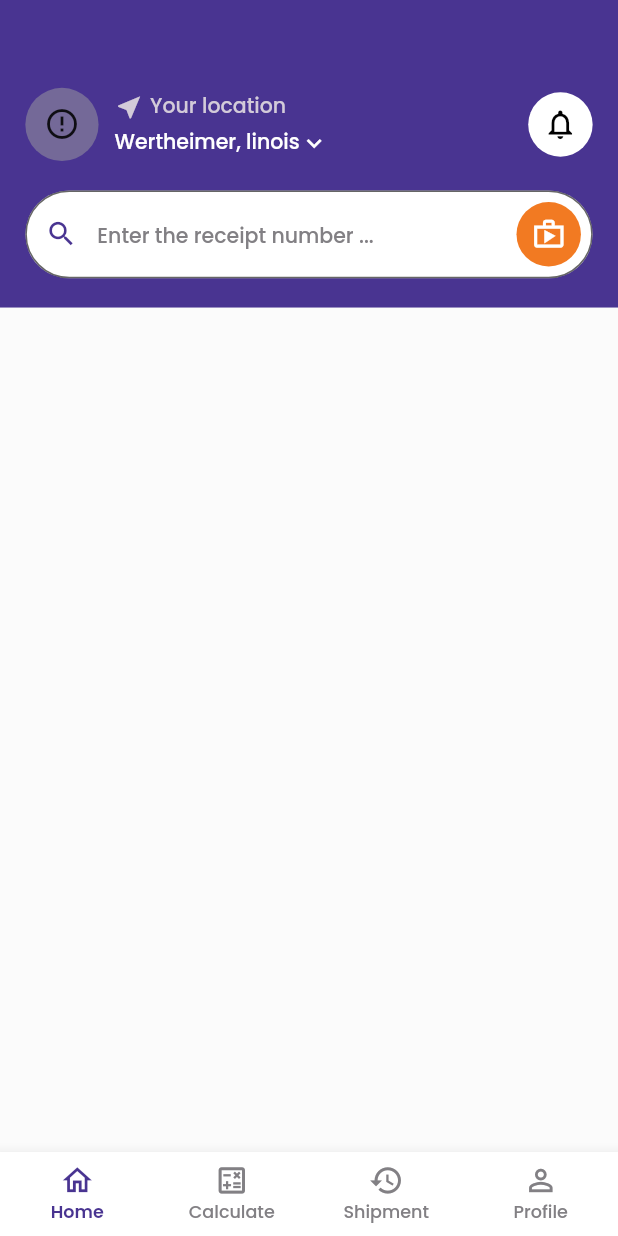
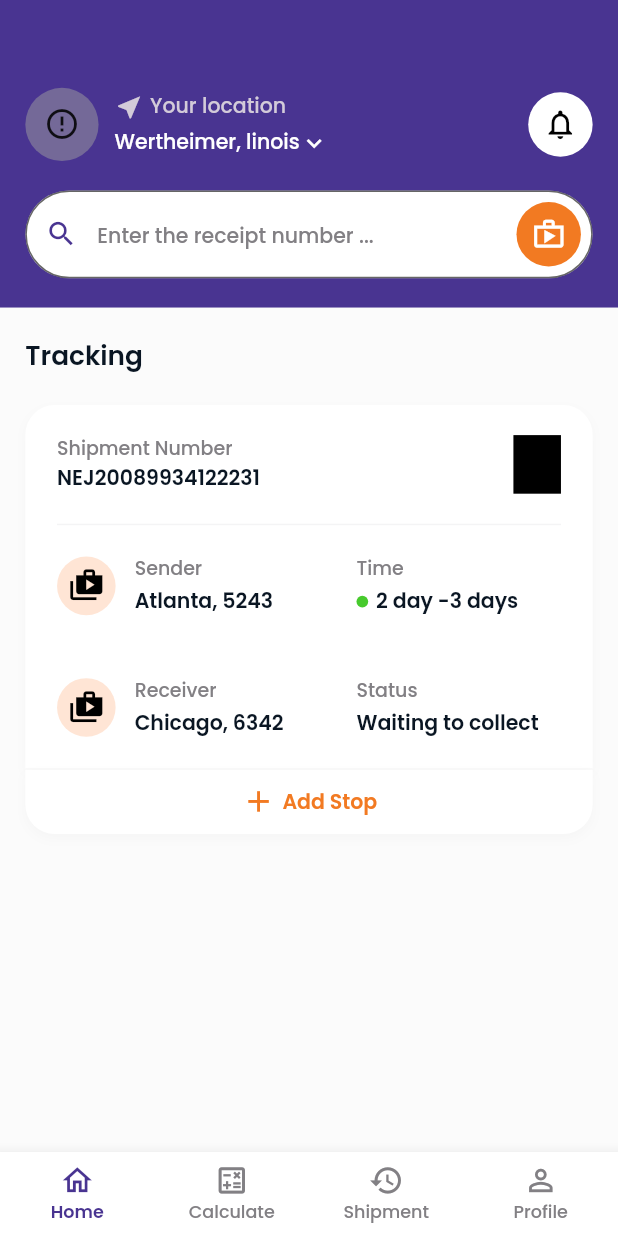
Before and after one commit to applevinc/movemate, a Flutter app: the screen it shows after launch, on a phone screen of 412 x 824 dp. Run offline on Flutter 3.47's test engine with Material 2 defaults, Android fonts, the phone set to English and light mode, and no system bars; drawn by our look-alikes of cached_network_image; our stand-ins replace flutter_screenutil, google_fonts; network calls fail.

Commit message:
home tracking view

```diff
--- /dev/null
+++ b/lib/screens/home/components/home_tracking_view.dart
@@ -0,0 +1,262 @@
+import 'package:flutter/material.dart';
+import 'package:flutter_screenutil/flutter_screenutil.dart';
+import 'package:movemate/core/styles/colors.dart';
+import 'package:movemate/core/styles/spacing.dart';
+import 'package:movemate/core/styles/text.dart';
+
+class HomeTrackingView extends StatelessWidget {
+  const HomeTrackingView({super.key});
+
+  @override
+  Widget build(BuildContext context) {
+    return Padding(
+      padding: EdgeInsets.only(
+        top: 20.h,
+        left: AppPadding.horizontal,
+        right: AppPadding.horizontal,
+      ),
+      child: Column(
+        crossAxisAlignment: CrossAxisAlignment.start,
+        children: [
+          Text(
+            'Tracking',
+            style: AppText.bold600(context).copyWith(
+              fontSize: 18.sp,
+            ),
+          ),
+          SizedBox(height: 20.h),
+          const ShipmentStopCard(),
+          SizedBox(height: 1.h),
+          const AddStopButton(),
+        ],
+      ),
+    );
+  }
+}
+
+class ShipmentStopCard extends StatelessWidget {
+  const ShipmentStopCard({super.key});
+
+  @override
+  Widget build(BuildContext context) {
+    final titleStyle = AppText.bold500(context).copyWith(
+      fontSize: 13.sp,
+      color: AppColors.textGrey,
+    );
+
+    final subtitleStyle = AppText.bold600(context);
+
+    return Container(
+      padding: EdgeInsets.symmetric(
+        vertical: 20.h,
+        horizontal: 20.w,
+      ),
+      decoration: BoxDecoration(
+        color: Colors.white,
+        borderRadius: BorderRadius.only(
+          topLeft: Radius.circular(20.r),
+          topRight: Radius.circular(20.r),
+        ),
+        boxShadow: [
+          BoxShadow(
+            color: Colors.grey.withOpacity(0.06),
+            offset: const Offset(0, 3),
+            blurRadius: 6,
+            spreadRadius: 0,
+          ),
+        ],
+      ),
+      child: Column(
+        children: [
+          Row(
+            children: [
+              Column(
+                crossAxisAlignment: CrossAxisAlignment.start,
+                children: [
+                  Text(
+                    'Shipment Number',
+                    style: AppText.bold500(context).copyWith(
+                      fontSize: 13.sp,
+                      color: AppColors.textGrey,
+                    ),
+                  ),
+                  Text(
+                    'NEJ20089934122231',
+                    style: AppText.bold600(context).copyWith(),
+                  ),
+                ],
+              ),
+              const Spacer(),
+              Container(
+                height: 40.h,
+                width: 30.w,
+                color: Colors.black,
+              ),
+            ],
+          ),
+          Container(
+            height: 1.h,
+            margin: EdgeInsets.symmetric(vertical: 20.h),
+            color: AppColors.grey,
+          ),
+          Row(
+            children: [
+              imageIcon(),
+              SizedBox(width: 12.w),
+              SizedBox(
+                width: 110.w,
+                child: Column(
+                  crossAxisAlignment: CrossAxisAlignment.start,
+                  children: [
+                    Text(
+                      'Sender',
+                      style: titleStyle,
+                    ),
+                    SizedBox(height: 2.h),
+                    Text(
+                      'Atlanta, 5243',
+                      style: subtitleStyle,
+                    ),
+                  ],
+                ),
+              ),
+              SizedBox(width: 30.w),
+              Expanded(
+                child: Column(
+                  crossAxisAlignment: CrossAxisAlignment.start,
+                  children: [
+                    Text(
+                      'Time',
+                      style: titleStyle,
+                    ),
+                    SizedBox(height: 2.h),
+                    Row(
+                      children: [
+                        greenDot(),
+                        SizedBox(width: 5.w),
+                        Text(
+                          '2 day -3 days',
+                          style: subtitleStyle,
+                        ),
+                      ],
+                    ),
+                  ],
+                ),
+              ),
+            ],
+          ),
+          SizedBox(height: 40.h),
+          Row(
+            children: [
+              imageIcon(),
+              SizedBox(width: 12.w),
+              SizedBox(
+                width: 110.w,
+                child: Column(
+                  crossAxisAlignment: CrossAxisAlignment.start,
+                  children: [
+                    Text(
+                      'Receiver',
+                      style: titleStyle,
+                    ),
+                    SizedBox(height: 2.h),
+                    Text(
+                      'Chicago, 6342',
+                      style: subtitleStyle,
+                    ),
+                  ],
+                ),
+              ),
+              SizedBox(width: 30.w),
+              Expanded(
+                child: Column(
+                  crossAxisAlignment: CrossAxisAlignment.start,
+                  children: [
+                    Text(
+                      'Status',
+                      style: titleStyle,
+                    ),
+                    SizedBox(height: 2.h),
+                    Text(
+                      'Waiting to collect',
+                      style: subtitleStyle,
+                    ),
+                  ],
+                ),
+              ),
+            ],
+          ),
+        ],
+      ),
+    );
+  }
+
+  Container imageIcon() {
+    return Container(
+      padding: EdgeInsets.all(8.sp),
+      decoration: const BoxDecoration(
+        color: Color(0xffffe5d5),
+        shape: BoxShape.circle,
+      ),
+      child: Icon(
+        Icons.shop_2,
+        color: Colors.black,
+        size: 24.sp,
+      ),
+    );
+  }
+
+  Widget greenDot() {
+    return Container(
+      height: 8.h,
+      width: 8.h,
+      decoration: const BoxDecoration(
+        shape: BoxShape.circle,
+        color: Color(0xff47ca2d),
+      ),
+    );
+  }
+}
+
+class AddStopButton extends StatelessWidget {
+  const AddStopButton({super.key});
+
+  @override
+  Widget build(BuildContext context) {
+    return Container(
+      padding: EdgeInsets.symmetric(vertical: 10.h),
+      decoration: BoxDecoration(
+        color: Colors.white,
+        borderRadius: BorderRadius.only(
+          bottomLeft: Radius.circular(20.r),
+          bottomRight: Radius.circular(20.r),
+        ),
+        boxShadow: [
+          BoxShadow(
+            color: Colors.grey.withOpacity(0.06),
+            offset: const Offset(0, 3),
+            blurRadius: 6,
+            spreadRadius: 0,
+          ),
+        ],
+      ),
+      child: Row(
+        mainAxisAlignment: MainAxisAlignment.center,
+        children: [
+          Icon(
+            Icons.add,
+            color: AppColors.orange,
+            size: 24.sp,
+          ),
+          SizedBox(width: 4.w),
+          Text(
+            'Add Stop',
+            style: AppText.bold600(context).copyWith(
+              color: AppColors.orange,
+            ),
+          ),
+        ],
+      ),
+    );
+  }
+}
--- a/lib/screens/home/home_screen.dart
+++ b/lib/screens/home/home_screen.dart
@@ -1,5 +1,6 @@
 import 'package:flutter/material.dart';
 import 'package:movemate/screens/home/components/home_appbar_view.dart';
+import 'package:movemate/screens/home/components/home_tracking_view.dart';
 
 class HomeScreen extends StatelessWidget {
   const HomeScreen({super.key});
@@ -8,8 +9,10 @@ class HomeScreen extends StatelessWidget {
   Widget build(BuildContext context) {
     return Scaffold(
       body: Column(
+        crossAxisAlignment: CrossAxisAlignment.start,
         children: const [
           HomeAppBarView(),
+          HomeTrackingView(),
         ],
       ),
     );
```
